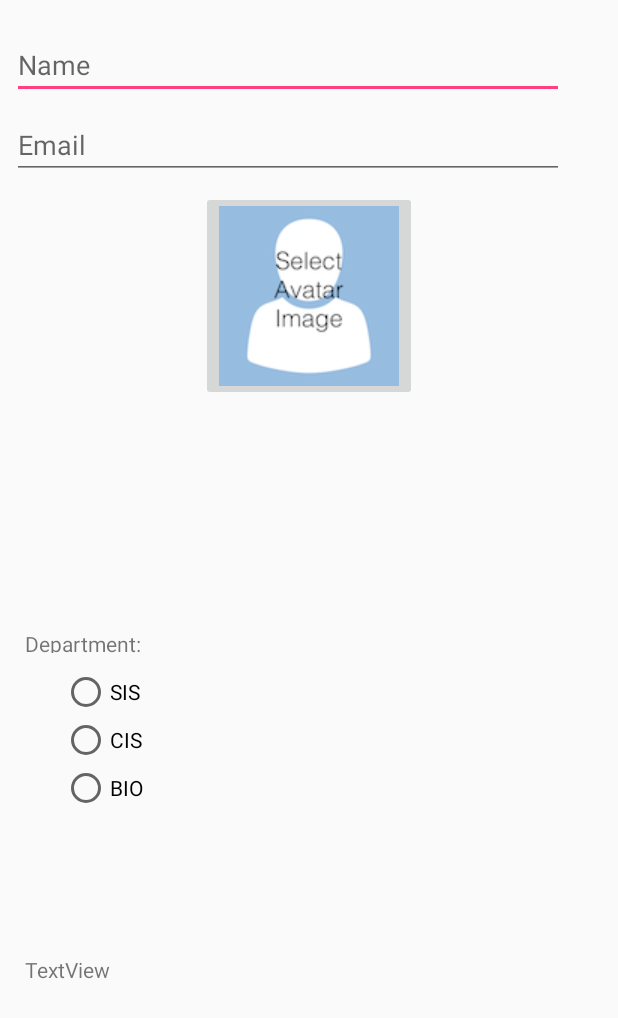
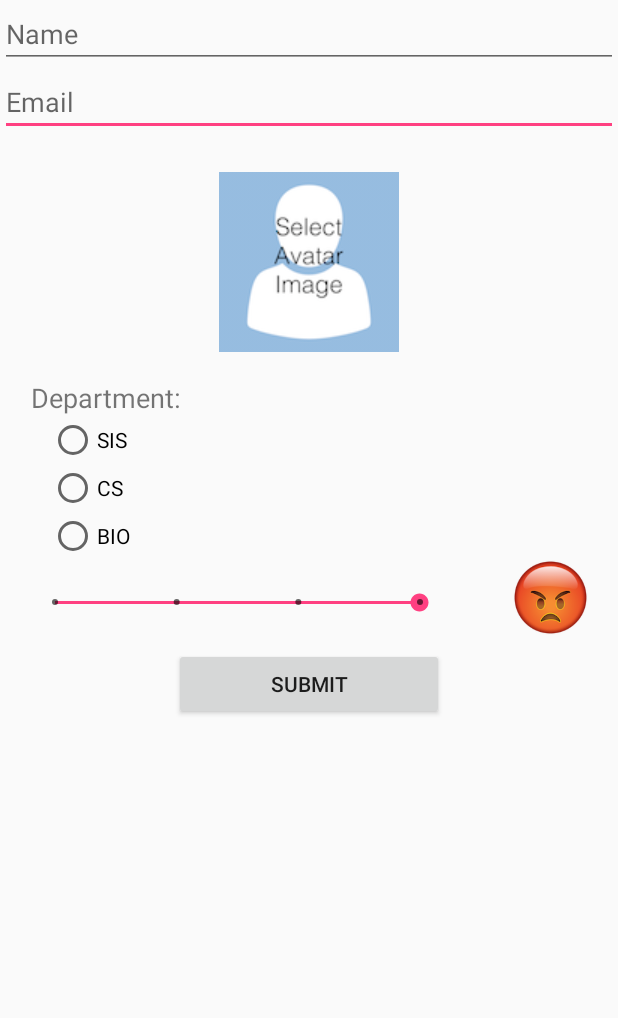
Before and after one commit to citrusspoon/ITCS_4180_Mobile_Dev, an Android app: the layout activity_main.xml on its own in the app's theme, with its tools: preview values and no code run, on a phone screen of 412 x 824 dp. Shown: the top 1018 px of the screen. Run offline under Robolectric (Android 15) with nearby library versions, the phone set to English and light mode, and no system bars.

Commit message:
Fixed errors

```diff
--- a/InClass03/app/src/main/java/com/example/test/inclass03/MainActivity.java
+++ b/InClass03/app/src/main/java/com/example/test/inclass03/MainActivity.java
@@ -1,13 +1,78 @@
 package com.example.test.inclass03;
 
+import android.app.Activity;
+import android.media.Image;
 import android.support.v7.app.AppCompatActivity;
 import android.os.Bundle;
+import android.view.View;
+import android.widget.EditText;
+import android.widget.ImageView;
+import android.widget.SeekBar;
+import android.widget.Toast;
 
-public class MainActivity extends AppCompatActivity {
+public class MainActivity extends Activity implements View.OnClickListener{
 
     @Override
     protected void onCreate(Bundle savedInstanceState) {
         super.onCreate(savedInstanceState);
-        setContentView(R.layout.activity_display);
+        setContentView(R.layout.activity_main);
+
+        //ImageView moodview = (ImageView)findViewById(R.id.moodImage);
+
+        SeekBar selectMood = (SeekBar) findViewById(R.id.selectMood);
+        selectMood.setOnSeekBarChangeListener(new SeekBar.OnSeekBarChangeListener() {
+            int percentageChanged = 0;
+            ImageView moodView = (ImageView) findViewById(R.id.moodImage);
+
+            @Override
+            public void onProgressChanged(SeekBar seekBar, int progress, boolean b) {
+                percentageChanged = progress;
+            }
+
+            @Override
+            public void onStartTrackingTouch(SeekBar seekBar) {
+
+            }
+
+            @Override
+            public void onStopTrackingTouch(SeekBar seekBar) {
+                switch (percentageChanged){
+                    case (0):
+                        moodView.setImageResource(R.drawable.angry);
+                        break;
+                    case(1):
+                        moodView.setImageResource(R.drawable.sad);
+                        break;
+                    case(2):
+                        moodView.setImageResource(R.drawable.happy);
+                        break;
+                    case(3):
+                        moodView.setImageResource(R.drawable.awesome);
+                        break;
+                }
+            }
+        });
+    }
+
+    @Override
+    public void onClick(View view) {
+        EditText nameInput = (EditText) findViewById(R.id.nameEditText);
+        EditText emailInput = (EditText) findViewById(R.id.emailEditText);
+
+        if (view.getId() == R.id.submitButton){
+            if(nameInput.equals("")){
+                CharSequence text = "Name input is missing!";
+                int duration = Toast.LENGTH_SHORT;
+                Toast toast = Toast.makeText(MainActivity.this, text, duration);
+                toast.show();
+            }
+            if(emailInput.equals("")){
+                CharSequence text = "Email format ";
+                int duration = Toast.LENGTH_SHORT;
+                Toast toast = Toast.makeText(MainActivity.this, text, duration);
+                toast.show();
+            }
+
+        }
     }
 }
--- a/InClass03/app/src/main/res/layout/activity_main.xml
+++ b/InClass03/app/src/main/res/layout/activity_main.xml
@@ -1,126 +1,113 @@
 <?xml version="1.0" encoding="utf-8"?>
-<android.support.constraint.ConstraintLayout xmlns:android="http://schemas.android.com/apk/res/android"
-    xmlns:app="http://schemas.android.com/apk/res-auto"
+<RelativeLayout xmlns:app="http://schemas.android.com/apk/res-auto"
     xmlns:tools="http://schemas.android.com/tools"
+    xmlns:android="http://schemas.android.com/apk/res/android"
     android:layout_width="match_parent"
     android:layout_height="match_parent"
     tools:context="com.example.test.inclass03.MainActivity">
 
     <EditText
-        android:id="@+id/nameField"
-        android:layout_width="368dp"
+        android:id="@+id/emailEditText"
+        android:layout_width="match_parent"
         android:layout_height="wrap_content"
-        android:layout_marginBottom="8dp"
-        android:layout_marginLeft="8dp"
-        android:layout_marginRight="8dp"
-        android:layout_marginTop="8dp"
-        android:ems="10"
-        android:hint="@string/nameFieldText"
-        android:inputType="textMultiLine"
-        app:layout_constraintBottom_toBottomOf="parent"
-        app:layout_constraintHorizontal_bias="0.0"
-        app:layout_constraintLeft_toLeftOf="parent"
-        app:layout_constraintRight_toRightOf="parent"
-        app:layout_constraintTop_toTopOf="parent"
-        app:layout_constraintVertical_bias="0.017"
-        android:layout_marginStart="8dp"
-        android:layout_marginEnd="8dp" />
+        android:hint="@string/emailHint"
+        android:layout_below="@+id/nameEditText"
+        android:inputType="textEmailAddress"
+        android:layout_alignParentLeft="true"
+        android:layout_alignParentStart="true" />
 
     <EditText
-        android:id="@+id/emailField"
-        android:layout_width="368dp"
+        android:id="@+id/nameEditText"
+        android:inputType="text"
+        android:layout_width="match_parent"
         android:layout_height="wrap_content"
-        android:layout_marginBottom="8dp"
-        android:layout_marginEnd="8dp"
-        android:layout_marginLeft="8dp"
-        android:layout_marginRight="8dp"
-        android:layout_marginStart="8dp"
-        android:layout_marginTop="8dp"
-        android:ems="10"
-        android:hint="@string/emailFieldText"
-        android:inputType="textMultiLine"
-        app:layout_constraintBottom_toBottomOf="parent"
-        app:layout_constraintHorizontal_bias="0.0"
-        app:layout_constraintLeft_toLeftOf="parent"
-        app:layout_constraintRight_toRightOf="parent"
-        app:layout_constraintTop_toBottomOf="@+id/nameField"
-        app:layout_constraintVertical_bias="0.0" />
+        android:layout_alignParentLeft="true"
+        android:layout_alignParentStart="true"
+        android:layout_alignParentTop="true"
+        android:hint="@string/nameHint" />
 
-    <ImageButton
-        android:id="@+id/avatarSelectButton"
+    <ImageView
+        android:id="@+id/selectAvatar"
         android:layout_width="wrap_content"
         android:layout_height="wrap_content"
-        android:layout_marginLeft="8dp"
-        android:layout_marginRight="8dp"
-        android:layout_marginTop="8dp"
-        app:layout_constraintLeft_toLeftOf="parent"
-        app:layout_constraintRight_toRightOf="parent"
-        app:layout_constraintTop_toBottomOf="@+id/emailField"
+        android:layout_below="@+id/emailEditText"
+        android:layout_centerHorizontal="true"
+        android:layout_marginTop="24dp"
         app:srcCompat="@drawable/select_avatar" />
 
-    <TextView
-        android:id="@+id/departmentTextView"
-        android:layout_width="77dp"
-        android:layout_height="16dp"
-        android:text="@string/departmentText"
-        android:layout_marginRight="8dp"
-        app:layout_constraintRight_toRightOf="parent"
-        android:layout_marginLeft="8dp"
-        app:layout_constraintLeft_toLeftOf="parent"
-        app:layout_constraintTop_toTopOf="parent"
-        android:layout_marginTop="8dp"
-        app:layout_constraintBottom_toBottomOf="parent"
-        android:layout_marginBottom="8dp"
-        app:layout_constraintHorizontal_bias="0.027"
-        app:layout_constraintVertical_bias="0.519" />
-
     <RadioGroup
-        android:id="@+id/deptRadioGroup"
+        android:id="@+id/selectDepartment"
         android:layout_width="wrap_content"
         android:layout_height="wrap_content"
-        android:layout_marginTop="10dp"
-        app:layout_constraintTop_toBottomOf="@+id/departmentTextView"
-        android:layout_marginRight="8dp"
-        app:layout_constraintRight_toRightOf="parent"
-        android:layout_marginLeft="8dp"
-        app:layout_constraintLeft_toLeftOf="parent"
-        app:layout_constraintHorizontal_bias="0.098">
+        android:layout_below="@+id/department"
+        android:layout_alignLeft="@+id/department"
+        android:layout_alignStart="@+id/department"
+        android:layout_marginLeft="12dp"
+        android:layout_marginStart="12dp">
 
         <RadioButton
-            android:id="@+id/sisRadioButton"
+            android:id="@+id/sisButton"
             android:layout_width="wrap_content"
             android:layout_height="wrap_content"
             android:layout_weight="1"
-            android:text="@string/sisRadioText" />
+            android:text="@string/sis" />
 
         <RadioButton
-            android:id="@+id/cisRadioButton"
+            android:id="@+id/csButton"
             android:layout_width="wrap_content"
             android:layout_height="wrap_content"
             android:layout_weight="1"
-            android:text="@string/cisRadioText" />
+            android:text="@string/cs" />
 
         <RadioButton
-            android:id="@+id/bioRadioButton"
+            android:id="@+id/bioButton"
             android:layout_width="wrap_content"
             android:layout_height="wrap_content"
             android:layout_weight="1"
-            android:text="@string/bioRadioText" />
+            android:text="@string/bio" />
     </RadioGroup>
 
     <TextView
-        android:id="@+id/currentMoodLabel"
+        android:id="@+id/department"
+        android:textSize="18dp"
         android:layout_width="wrap_content"
         android:layout_height="wrap_content"
-        android:layout_marginBottom="8dp"
-        android:layout_marginLeft="8dp"
-        android:layout_marginRight="8dp"
-        android:layout_marginTop="8dp"
-        android:text="TextView"
-        app:layout_constraintBottom_toBottomOf="parent"
-        app:layout_constraintHorizontal_bias="0.025"
-        app:layout_constraintLeft_toLeftOf="parent"
-        app:layout_constraintRight_toRightOf="parent"
-        app:layout_constraintTop_toTopOf="parent"
-        app:layout_constraintVertical_bias="0.797" />
-</android.support.constraint.ConstraintLayout>
+        android:text="@string/department"
+        android:layout_marginTop="18dp"
+        android:layout_below="@+id/selectAvatar"
+        android:layout_alignLeft="@+id/selectMood"
+        android:layout_alignStart="@+id/selectMood" />
+
+    <Button
+        android:id="@+id/submitButton"
+        android:layout_width="180dp"
+        android:layout_height="wrap_content"
+        android:layout_below="@+id/selectMood"
+        android:layout_centerHorizontal="true"
+        android:layout_marginTop="21dp"
+        android:text="@string/submit" />
+
+    <SeekBar
+        android:id="@+id/selectMood"
+        style="@style/Widget.AppCompat.SeekBar.Discrete"
+        android:layout_width="275dp"
+        android:layout_height="wrap_content"
+        android:max="3"
+        android:progress="3"
+        android:layout_marginTop="19dp"
+        android:layout_below="@+id/selectDepartment"
+        android:layout_alignRight="@+id/submitButton"
+        android:layout_alignEnd="@+id/submitButton" />
+
+    <ImageView
+        android:id="@+id/moodImage"
+        android:layout_width="50dp"
+        android:layout_height="50dp"
+        android:layout_alignParentEnd="true"
+        android:layout_alignParentRight="true"
+        android:layout_below="@+id/selectDepartment"
+        android:layout_marginEnd="20dp"
+        android:layout_marginRight="20dp"
+        app:srcCompat="@drawable/angry" />
+
+</RelativeLayout>
--- a/InClass03/app/src/main/res/values/strings.xml
+++ b/InClass03/app/src/main/res/values/strings.xml
@@ -14,4 +14,12 @@
     <string name="nameText">name</string>
     <string name="emailText">email</string>
     <string name="deptViewText">dept</string>
+    <string name="nameHint">Name</string>
+    <string name="emailHint">Email</string>
+    <string name="department">Department: </string>
+
+    <string name="sis">SIS</string>
+    <string name="cs">CS</string>
+    <string name="bio">BIO</string>
+    <string name="submit">Submit</string>
 </resources>
```
